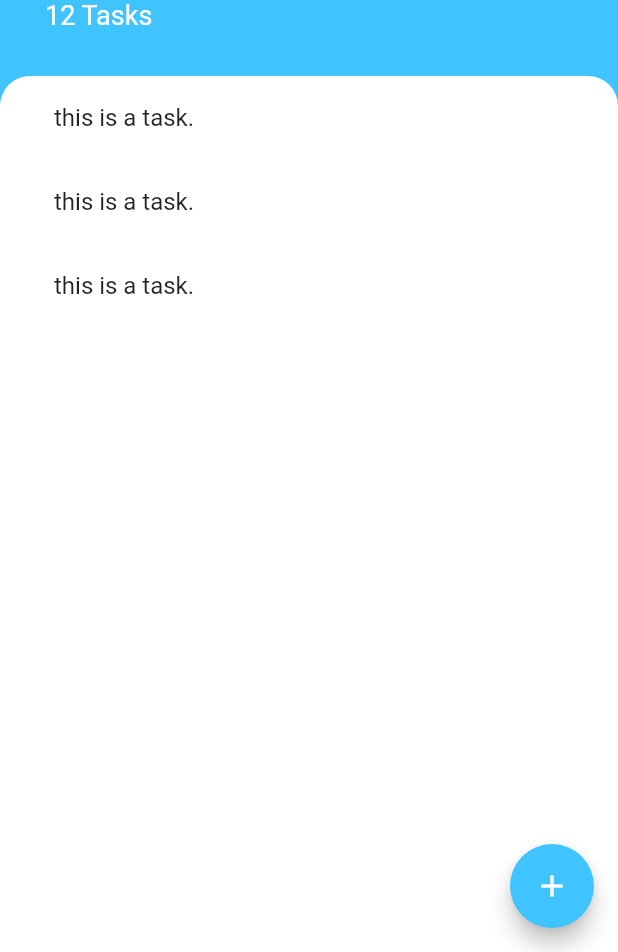
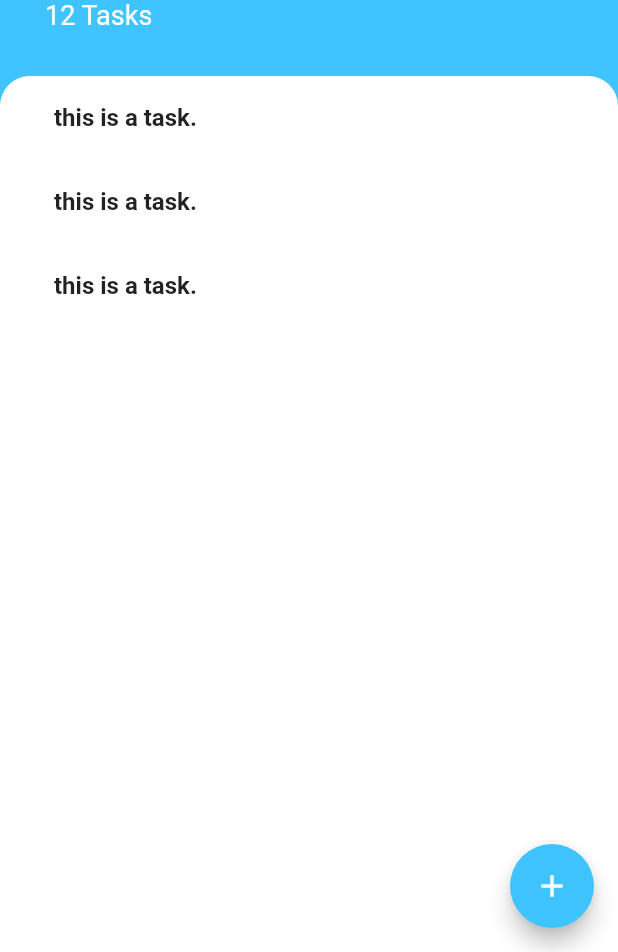
Before and after one commit to khaledhegab/todoey_flutter, a Flutter app: the screen it shows after launch, on a phone screen of 412 x 824 dp, the part 284-1236 px from its top. Run offline on Flutter 3.47's test engine with Material 2 defaults, Android fonts, the phone set to English and light mode, and no system bars.

Commit message:
change font weight

```diff
--- a/lib/widgets/task_tile.dart
+++ b/lib/widgets/task_tile.dart
@@ -19,7 +19,8 @@ class _TaskTileState extends State<TaskTile> {
     return ListTile(
       title: Text('this is a task.',
         style: TextStyle(
-          decoration: isChecked? TextDecoration.lineThrough : TextDecoration.none
+          decoration: isChecked? TextDecoration.lineThrough : TextDecoration.none,
+          fontWeight: FontWeight.bold
         ),
       ),
 
```
